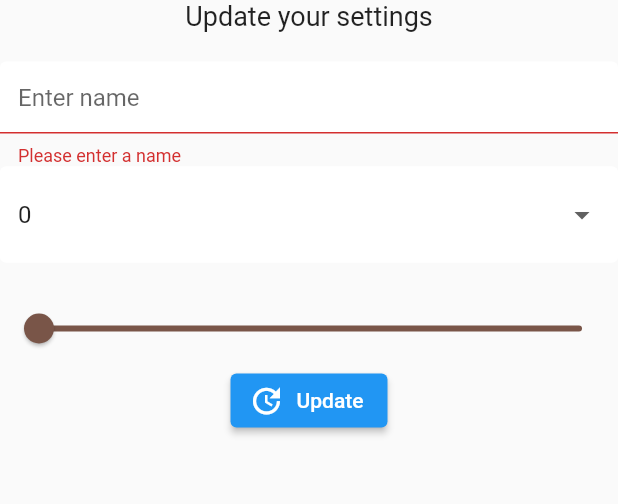
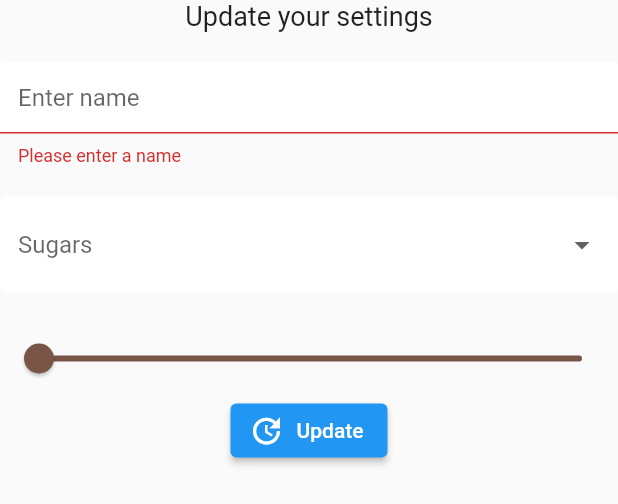
Before and after one commit to kashifmehmood9/brew_crew, a Flutter app: the SettingsForm widget shown alone on an empty page, opened directly, after a tap on "Update", on a phone screen of 412 x 824 dp. Shown: the top 504 px of the screen. Run offline on Flutter 3.47's test engine with Material 2 defaults, Android fonts, the phone set to English and light mode, and no system bars; our stand-ins replace cloud_firestore, firebase_auth, firebase_core, flutter_spinkit; accounts and stored records are empty.

Commit message:
refactored code

```diff
--- a/lib/Models/User.dart
+++ b/lib/Models/User.dart
@@ -15,3 +15,16 @@ class LoginError extends Error {
 
   LoginError({required this.localizedDescription});
 }
+
+class UserData {
+  final String uid;
+  final String name;
+  final String sugars;
+  final String strength;
+
+  UserData(
+      {required this.uid,
+      required this.name,
+      required this.sugars,
+      required this.strength});
+}
--- a/lib/Screens/Home/settings_form.dart
+++ b/lib/Screens/Home/settings_form.dart
@@ -1,6 +1,8 @@
+import 'package:brew_crew/Models/User.dart';
 import 'package:brew_crew/Services/database.dart';
 import 'package:brew_crew/Shared/Constants.dart';
 import 'package:flutter/material.dart';
+import 'package:provider/provider.dart';
 
 class SettingsForm extends StatefulWidget {
   const SettingsForm({Key? key}) : super(key: key);
@@ -19,6 +21,12 @@ class _SettingsFormState extends State<SettingsForm> {
 
   @override
   Widget build(BuildContext context) {
+    final user = Provider.of<AppUser>(context);
+
+    return StreamBuilder<UserData>(
+        stream: DatabaseService(userID: user.uid).userData,
+        builder: (context, snapshot) {
+          UserData? user = snapshot.data;
           return Form(
               key: _formKey,
               child: Column(
@@ -31,16 +39,22 @@ class _SettingsFormState extends State<SettingsForm> {
                     height: 20,
                   ),
                   TextFormField(
-              decoration: textInputDecoration.copyWith(hintText: "Enter name"),
+                    initialValue: user?.name,
+                    decoration:
+                        textInputDecoration.copyWith(hintText: "Enter name"),
                     validator: (val) =>
                         (val?.isEmpty ?? false) ? "Please enter a name" : null,
                     onChanged: (val) => setState(() {
                       _name = val;
                     }),
                   ),
+                  SizedBox(
+                    height: 20,
+                  ),
                   DropdownButtonFormField(
-              decoration: textInputDecoration,
-              value: _currentSugars ?? '0',
+                    decoration:
+                        textInputDecoration.copyWith(hintText: "Sugars"),
+                    value: _currentSugars ?? user?.strength,
                     items: sugars
                         .map((String item) =>
                             DropdownMenuItem(child: Text(item), value: item))
@@ -72,14 +86,11 @@ class _SettingsFormState extends State<SettingsForm> {
                           DatabaseService().updateUserData(
                               _currentSugars ?? "0", _name ?? "", _strength);
                         }
-
-                  print("name: $_name");
-                  print("sugars: $_currentSugars");
-                  print("name: $_strength");
                       },
                       icon: Icon(Icons.update),
                       label: Text("Update"))
                 ],
               ));
+        });
   }
 }
--- a/lib/Services/database.dart
+++ b/lib/Services/database.dart
@@ -1,3 +1,4 @@
+import 'package:brew_crew/Models/User.dart';
 import 'package:brew_crew/Screens/Home/brew.dart';
 import 'package:cloud_firestore/cloud_firestore.dart';
 
@@ -18,7 +19,6 @@ class DatabaseService {
 
   List<Brew> _brewListFromSnapshot(QuerySnapshot snapshot) {
     return snapshot.docs.map((document) {
-      var docment = document.data;
       return Brew(
           name: document["name"].toString(),
           sugars: document["sugars"].toString(),
@@ -26,9 +26,22 @@ class DatabaseService {
     }).toList();
   }
 
+  UserData _userDataFromSnapshot(DocumentSnapshot snapshot) {
+    var document = snapshot.data() as Map;
+    return UserData(
+        uid: userID ?? "",
+        name: document["name"],
+        sugars: document["sugars"],
+        strength: document["strength"]);
+  }
+
   Stream<List<Brew>> get brews {
     return brewsCollection
         .snapshots()
         .map((snapshot) => _brewListFromSnapshot(snapshot));
   }
+
+  Stream<UserData> get userData {
+    return brewsCollection.doc(userID).snapshots().map((_userDataFromSnapshot));
+  }
 }
```
Lines whose indentation alone changed are shown as unchanged.
